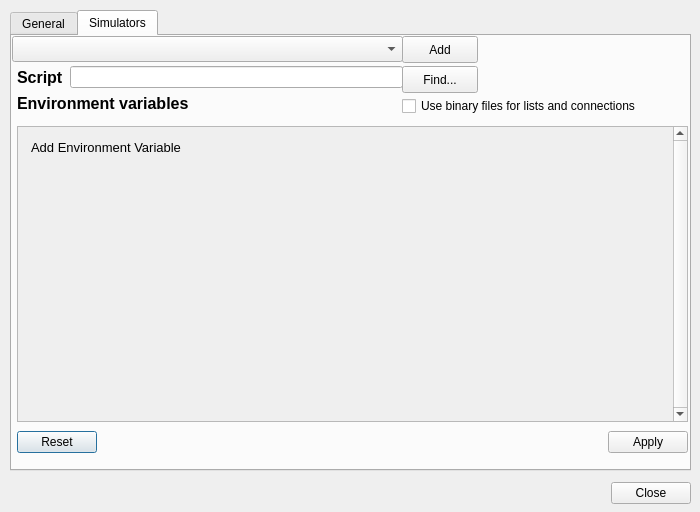
The window that editsimulators.ui (SpineML/SpineCreator) describes before a commit, drawn with Qt 5.
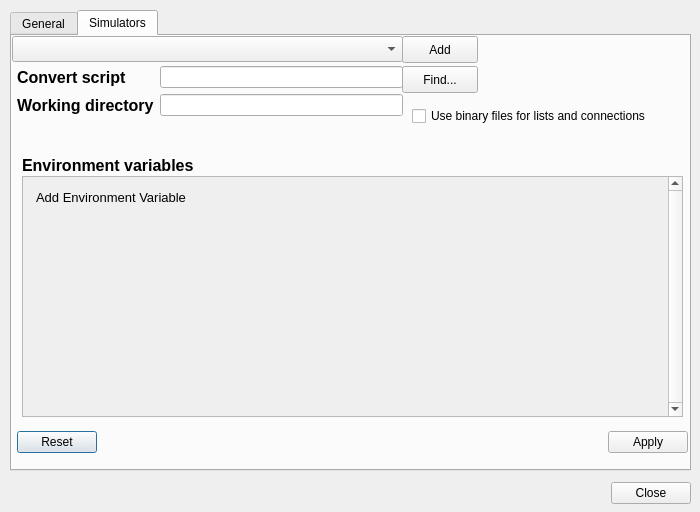
The same window after the commit. The open tabs and pages were chosen to show the change. Icons and pictures are not drawn.

```diff
--- a/editsimulators.ui
+++ b/editsimulators.ui
@@ -148,10 +148,10 @@
     <widget class="QScrollArea" name="scrollArea">
      <property name="geometry">
       <rect>
-       <x>5</x>
-       <y>90</y>
-       <width>671</width>
-       <height>296</height>
+       <x>10</x>
+       <y>140</y>
+       <width>661</width>
+       <height>241</height>
       </rect>
      </property>
      <property name="verticalScrollBarPolicy">
@@ -165,8 +165,8 @@
        <rect>
         <x>0</x>
         <y>0</y>
-        <width>653</width>
-        <height>294</height>
+        <width>642</width>
+        <height>237</height>
        </rect>
       </property>
       <layout class="QVBoxLayout" name="verticalLayout">
@@ -284,7 +284,7 @@
        <x>5</x>
        <y>30</y>
        <width>386</width>
-       <height>54</height>
+       <height>61</height>
       </rect>
      </property>
      <layout class="QFormLayout" name="formLayout">
@@ -301,22 +301,34 @@
          </font>
         </property>
         <property name="text">
-         <string>Script</string>
+         <string>Convert script</string>
         </property>
        </widget>
       </item>
       <item row="0" column="1">
        <widget class="QLineEdit" name="scriptLineEdit"/>
       </item>
-      <item row="1" column="0" colspan="2">
-       <widget class="QLabel" name="label">
+      <item row="1" column="0">
+       <widget class="QLabel" name="scriptWDLabel">
         <property name="font">
          <font>
           <pointsize>12</pointsize>
+          <weight>75</weight>
+          <bold>true</bold>
          </font>
         </property>
         <property name="text">
-         <string>&lt;b&gt;Environment variables&lt;/b&gt;</string>
+         <string>Working directory</string>
+        </property>
+       </widget>
+      </item>
+      <item row="1" column="1">
+       <widget class="QLineEdit" name="scriptWDLineEdit">
+        <property name="toolTip">
+         <string>&lt;html&gt;&lt;head/&gt;&lt;body&gt;&lt;p&gt;The working directory for the convert script. Passed as an option to convert_script_s2b. SpineCreator will save its experiement files into this directory before running the experiement with the simulator.&lt;/p&gt;&lt;/body&gt;&lt;/html&gt;</string>
+        </property>
+        <property name="readOnly">
+         <bool>false</bool>
         </property>
        </widget>
       </item>
@@ -325,8 +337,8 @@
     <widget class="QCheckBox" name="useBinary">
      <property name="geometry">
       <rect>
-       <x>390</x>
-       <y>60</y>
+       <x>400</x>
+       <y>70</y>
        <width>271</width>
        <height>20</height>
       </rect>
@@ -335,6 +347,24 @@
       <string>Use binary files for lists and connections</string>
      </property>
     </widget>
+    <widget class="QLabel" name="label">
+     <property name="geometry">
+      <rect>
+       <x>10</x>
+       <y>120</y>
+       <width>211</width>
+       <height>19</height>
+      </rect>
+     </property>
+     <property name="font">
+      <font>
+       <pointsize>12</pointsize>
+      </font>
+     </property>
+     <property name="text">
+      <string>&lt;b&gt;Environment variables&lt;/b&gt;</string>
+     </property>
+    </widget>
    </widget>
   </widget>
   <widget class="QDialogButtonBox" name="buttonBox_2">
```
Left out of the diff: 8 changed lines with no effect on the pictures.
